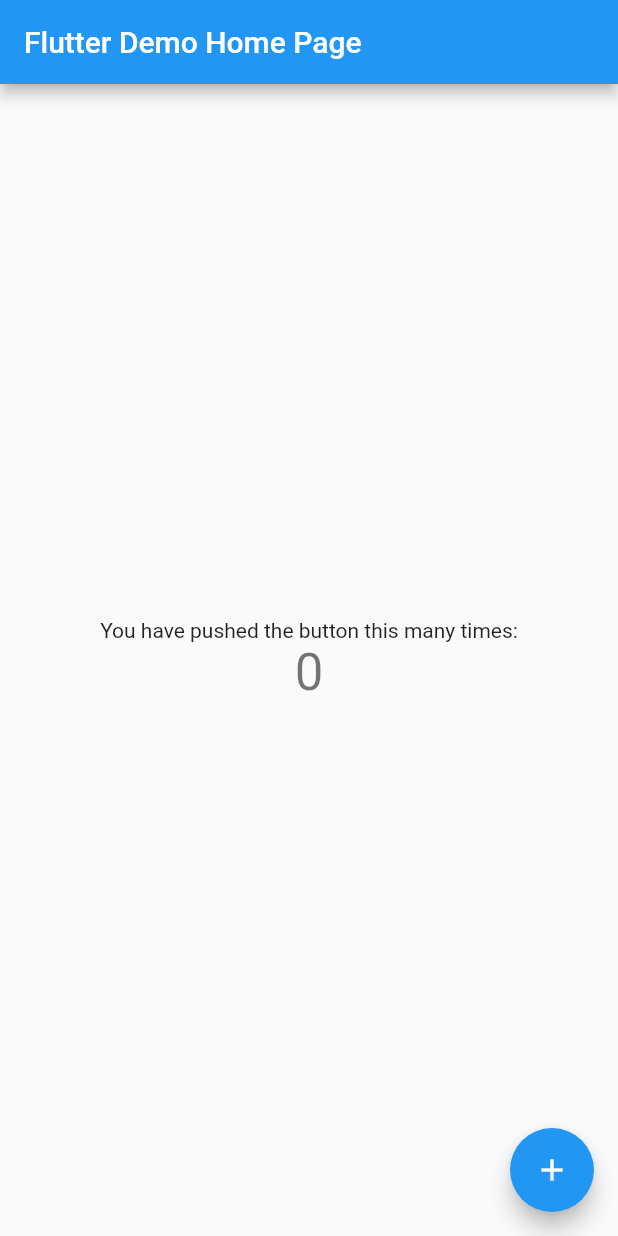
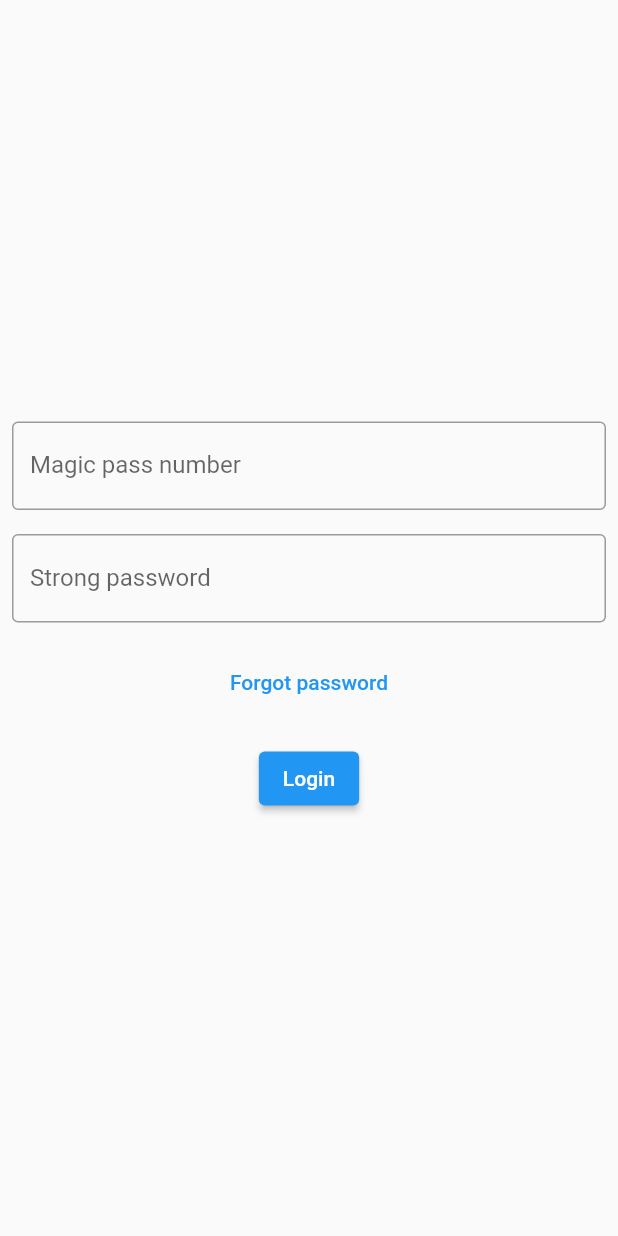
Before and after one commit to sven-borden/magic-pass-challenge, a Flutter app: the screen it shows after launch, on a phone screen of 412 x 824 dp. Run offline on Flutter 3.47's test engine with Material 2 defaults, Android fonts, the phone set to English and light mode, and no system bars.

Commit message:
Feature/2 add login screen (#11)
* Create basic layout of login page

* Added Login structure with margins

* Cleaned the login page

```diff
--- a/magic_pass_challenge/lib/main.dart
+++ b/magic_pass_challenge/lib/HomePage.dart
@@ -1,53 +1,15 @@
 import 'package:flutter/material.dart';
 
-void main() {
-  runApp(const MyApp());
+class HomePage extends StatefulWidget {
+  const HomePage({super.key});
+
+  final String title = "Magic pass challenge";
+
+  @override
+  State<HomePage> createState() => _HomePageState();
 }
 
-class MyApp extends StatelessWidget {
-  const MyApp({super.key});
-
-  // This widget is the root of your application.
-  @override
-  Widget build(BuildContext context) {
-    return MaterialApp(
-      title: 'Magic pass challenge',
-      theme: ThemeData(
-        // This is the theme of your application.
-        //
-        // Try running your application with "flutter run". You'll see the
-        // application has a blue toolbar. Then, without quitting the app, try
-        // changing the primarySwatch below to Colors.green and then invoke
-        // "hot reload" (press "r" in the console where you ran "flutter run",
-        // or simply save your changes to "hot reload" in a Flutter IDE).
-        // Notice that the counter didn't reset back to zero; the application
-        // is not restarted.
-        primarySwatch: Colors.blue,
-      ),
-      home: const MyHomePage(title: 'Flutter Demo Home Page'),
-    );
-  }
-}
-
-class MyHomePage extends StatefulWidget {
-  const MyHomePage({super.key, required this.title});
-
-  // This widget is the home page of your application. It is stateful, meaning
-  // that it has a State object (defined below) that contains fields that affect
-  // how it looks.
-
-  // This class is the configuration for the state. It holds the values (in this
-  // case the title) provided by the parent (in this case the App widget) and
-  // used by the build method of the State. Fields in a Widget subclass are
-  // always marked "final".
-
-  final String title;
-
-  @override
-  State<MyHomePage> createState() => _MyHomePageState();
-}
-
-class _MyHomePageState extends State<MyHomePage> {
+class _HomePageState extends State<HomePage> {
   int _counter = 0;
 
   void _incrementCounter() {
--- /dev/null
+++ b/magic_pass_challenge/lib/Login.dart
@@ -0,0 +1,88 @@
+import 'package:flutter/material.dart';
+import 'package:magic_pass_challenge/HomePage.dart';
+import 'package:magic_pass_challenge/src/constants/Margins.dart';
+import 'package:magic_pass_challenge/src/constants/Translation.dart';
+
+class LoginPage extends StatefulWidget {
+  const LoginPage({super.key});
+
+  final String magicPassNumber = "";
+  final String password = "";
+
+  @override
+  State<LoginPage> createState() => _LoginPageState();
+}
+
+class _LoginPageState extends State<LoginPage> {
+
+  void _signIn() {
+    Navigator.pushAndRemoveUntil(
+        context,
+        MaterialPageRoute(builder: (context) => const HomePage(), maintainState: true),
+            (Route<dynamic> route) => false
+    );
+  }
+
+  TextField magicPassTextField = const TextField(
+    decoration: InputDecoration(
+    border: OutlineInputBorder(),
+    labelText: Translation.loginMagicPassNumberLabel,
+    hintText: Translation.loginMagicPassNumberHint
+    )
+  );
+
+  TextField magicPassPasswordTextField = const TextField(
+    decoration: InputDecoration(
+      border: OutlineInputBorder(),
+      labelText: Translation.loginPasswordLabel,
+      hintText: Translation.loginPasswordHint
+    )
+  );
+
+  TextButton forgotPasswordTextButton = TextButton(
+    onPressed: () {
+      //TODO: Forgot password goes here
+    },
+    child: const Text(
+      Translation.loginForgotPasswordLabel,
+    )
+  );
+
+  ElevatedButton loginElevatedButton = ElevatedButton(
+    onPressed: () {
+
+    },
+    child: Text(
+      Translation.loginButtonLabel,
+    )
+  );
+
+  @override
+  Widget build(BuildContext context) {
+    return Scaffold(
+      body: Center(
+      child: Column(
+          mainAxisAlignment: MainAxisAlignment.center,
+          children: <Widget>[
+            Container(
+              margin: Margins.defaultMargin,
+              child: magicPassTextField,
+            ),
+            Container(
+              margin: Margins.defaultMargin,
+              child: magicPassPasswordTextField,
+            ),
+            Container(
+              margin: Margins.defaultMargin,
+              child: forgotPasswordTextButton,
+            ),
+            Container(
+              margin: Margins.defaultMargin,
+              child:loginElevatedButton,
+            )
+          ],
+        )
+      )
+    );
+  }
+}
--- /dev/null
+++ b/magic_pass_challenge/lib/Main.dart
@@ -0,0 +1,25 @@
+import 'package:flutter/material.dart';
+
+import 'HomePage.dart';
+import 'Login.dart';
+
+void main() {
+  runApp(const MyApp());
+}
+
+class MyApp extends StatelessWidget {
+  const MyApp({super.key});
+
+  // This widget is the root of your application.
+  @override
+  Widget build(BuildContext context) {
+    return MaterialApp(
+      title: 'Magic pass challenge',
+      theme: ThemeData(
+        primarySwatch: Colors.blue,
+      ),
+      // home: const HomePage(title: 'Magic pass challenge'),
+      home: const LoginPage(),
+    );
+  }
+}
--- /dev/null
+++ b/magic_pass_challenge/lib/src/constants/FontSize.dart
@@ -0,0 +1,4 @@
+class FontSize {
+  static const double textLinkSize = 15;
+  static const double actionButtonSize = 25;
+}
--- /dev/null
+++ b/magic_pass_challenge/lib/src/constants/Margins.dart
@@ -0,0 +1,5 @@
+import 'package:flutter/material.dart';
+
+class Margins {
+  static const EdgeInsets defaultMargin = EdgeInsets.all(8);
+}
--- /dev/null
+++ b/magic_pass_challenge/lib/src/constants/Translation.dart
@@ -0,0 +1,8 @@
+class Translation {
+  static const loginMagicPassNumberLabel = "Magic pass number";
+  static const loginMagicPassNumberHint = "1-1234-12-123456";
+  static const loginPasswordLabel = "Strong password";
+  static const loginPasswordHint = "Password";
+  static const loginForgotPasswordLabel = "Forgot password";
+  static const loginButtonLabel = "Login";
+}
```
Also changed, not shown: 1 other file.
